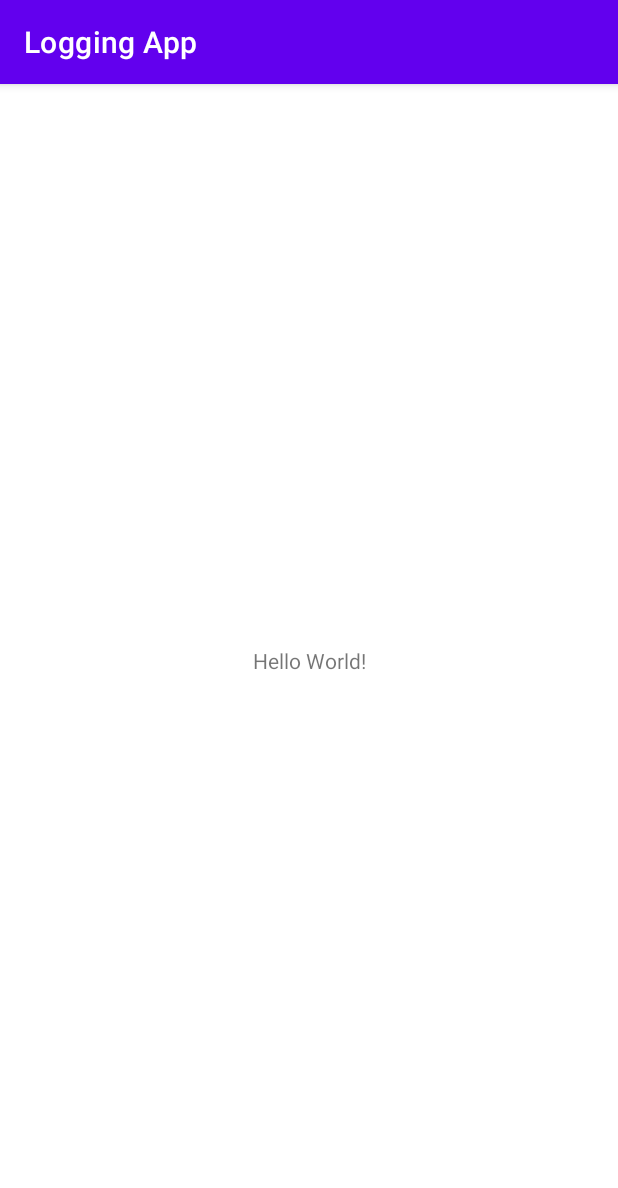
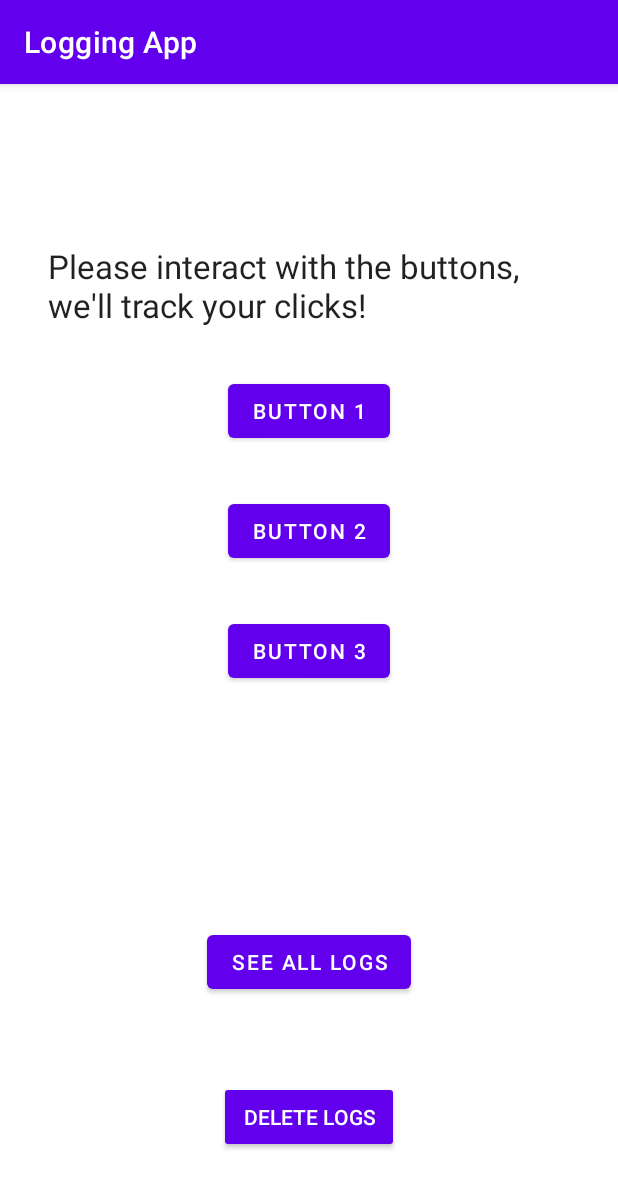
Before and after one commit to gandalgom/android-hilt, an Android app: the screen it shows after launch (MainActivity), on a phone screen of 412 x 824 dp. Shown: the top 1188 px of the screen. Run offline under Robolectric (Android 15) with nearby library versions, the phone set to English and light mode, and no system bars.

Commit message:
make UI screens and basic navigator

```diff
--- a/app/src/main/AndroidManifest.xml
+++ b/app/src/main/AndroidManifest.xml
@@ -3,6 +3,7 @@
     xmlns:tools="http://schemas.android.com/tools">
 
     <application
+        android:name=".LogApplication"
         android:allowBackup="true"
         android:dataExtractionRules="@xml/data_extraction_rules"
         android:fullBackupContent="@xml/backup_rules"
@@ -12,7 +13,7 @@
         android:theme="@style/Theme.HiltSample"
         tools:targetApi="31">
         <activity
-            android:name=".MainActivity"
+            android:name=".ui.MainActivity"
             android:exported="true">
             <intent-filter>
                 <action android:name="android.intent.action.MAIN" />
--- /dev/null
+++ b/app/src/main/java/com/gandalgom/sample/hilt/LogApplication.kt
@@ -0,0 +1,13 @@
+package com.gandalgom.sample.hilt
+
+import android.app.Application
+
+class LogApplication : Application() {
+
+    lateinit var serviceLocator: ServiceLocator
+
+    override fun onCreate() {
+        super.onCreate()
+        serviceLocator = ServiceLocator(applicationContext)
+    }
+}
--- /dev/null
+++ b/app/src/main/java/com/gandalgom/sample/hilt/ServiceLocator.kt
@@ -0,0 +1,13 @@
+package com.gandalgom.sample.hilt
+
+import android.content.Context
+import androidx.fragment.app.FragmentActivity
+import com.gandalgom.sample.hilt.navigator.AppNavigator
+import com.gandalgom.sample.hilt.navigator.AppNavigatorImpl
+
+class ServiceLocator(applicationContext: Context) {
+
+    fun provideNavigator(activity: FragmentActivity): AppNavigator {
+        return AppNavigatorImpl(activity)
+    }
+}
--- /dev/null
+++ b/app/src/main/java/com/gandalgom/sample/hilt/navigator/AppNavigator.kt
@@ -0,0 +1,5 @@
+package com.gandalgom.sample.hilt.navigator
+
+interface AppNavigator {
+    fun navigateTo(screen: Screens)
+}
--- /dev/null
+++ b/app/src/main/java/com/gandalgom/sample/hilt/navigator/AppNavigatorImpl.kt
@@ -0,0 +1,19 @@
+package com.gandalgom.sample.hilt.navigator
+
+import androidx.fragment.app.FragmentActivity
+import com.gandalgom.sample.hilt.ui.ButtonsFragment
+import com.gandalgom.sample.hilt.ui.LogsFragment
+import com.gandalgom.sample.hilt.R
+
+class AppNavigatorImpl(private val activity: FragmentActivity): AppNavigator {
+    override fun navigateTo(screen: Screens) {
+        val fragment = when (screen) {
+            Screens.BUTTONS -> ButtonsFragment()
+            Screens.LOGS -> LogsFragment()
+        }
+        activity.supportFragmentManager.beginTransaction()
+            .replace(R.id.main_container, fragment)
+            .addToBackStack(fragment::class.java.canonicalName)
+            .commit()
+    }
+}
--- /dev/null
+++ b/app/src/main/java/com/gandalgom/sample/hilt/navigator/Screens.kt
@@ -0,0 +1,6 @@
+package com.gandalgom.sample.hilt.navigator
+
+enum class Screens {
+    BUTTONS,
+    LOGS,
+}
--- /dev/null
+++ b/app/src/main/java/com/gandalgom/sample/hilt/ui/ButtonsFragment.kt
@@ -0,0 +1,20 @@
+package com.gandalgom.sample.hilt.ui
+
+import android.os.Bundle
+import androidx.fragment.app.Fragment
+import android.view.LayoutInflater
+import android.view.View
+import android.view.ViewGroup
+
+import com.gandalgom.sample.hilt.R
+
+class ButtonsFragment : Fragment() {
+
+    override fun onCreateView(
+        inflater: LayoutInflater, container: ViewGroup?,
+        savedInstanceState: Bundle?
+    ): View? {
+        // Inflate the layout for this fragment
+        return inflater.inflate(R.layout.fragment_buttons, container, false)
+    }
+}
--- /dev/null
+++ b/app/src/main/java/com/gandalgom/sample/hilt/ui/MainActivity.kt
@@ -0,0 +1,25 @@
+package com.gandalgom.sample.hilt.ui
+
+import androidx.appcompat.app.AppCompatActivity
+import android.os.Bundle
+
+import com.gandalgom.sample.hilt.LogApplication
+import com.gandalgom.sample.hilt.R
+import com.gandalgom.sample.hilt.navigator.AppNavigator
+import com.gandalgom.sample.hilt.navigator.Screens
+
+class MainActivity : AppCompatActivity() {
+
+    private lateinit var navigator: AppNavigator
+
+    override fun onCreate(savedInstanceState: Bundle?) {
+        super.onCreate(savedInstanceState)
+        setContentView(R.layout.activity_main)
+
+        navigator = (application as LogApplication).serviceLocator.provideNavigator(this)
+
+        if (savedInstanceState == null) {
+            navigator.navigateTo(Screens.BUTTONS)
+        }
+    }
+}
--- a/app/src/main/res/layout/activity_main.xml
+++ b/app/src/main/res/layout/activity_main.xml
@@ -1,18 +1,7 @@
 <?xml version="1.0" encoding="utf-8"?>
-<androidx.constraintlayout.widget.ConstraintLayout xmlns:android="http://schemas.android.com/apk/res/android"
-    xmlns:app="http://schemas.android.com/apk/res-auto"
+<FrameLayout xmlns:android="http://schemas.android.com/apk/res/android"
     xmlns:tools="http://schemas.android.com/tools"
+    android:id="@+id/main_container"
     android:layout_width="match_parent"
     android:layout_height="match_parent"
-    tools:context=".MainActivity">
-
-    <TextView
-        android:layout_width="wrap_content"
-        android:layout_height="wrap_content"
-        android:text="Hello World!"
-        app:layout_constraintBottom_toBottomOf="parent"
-        app:layout_constraintEnd_toEndOf="parent"
-        app:layout_constraintStart_toStartOf="parent"
-        app:layout_constraintTop_toTopOf="parent" />
-
-</androidx.constraintlayout.widget.ConstraintLayout>
+    tools:context=".ui.MainActivity" />
--- /dev/null
+++ b/app/src/main/res/layout/fragment_buttons.xml
@@ -0,0 +1,73 @@
+<?xml version="1.0" encoding="utf-8"?>
+<androidx.constraintlayout.widget.ConstraintLayout xmlns:android="http://schemas.android.com/apk/res/android"
+    xmlns:app="http://schemas.android.com/apk/res-auto"
+    xmlns:tools="http://schemas.android.com/tools"
+    android:layout_width="match_parent"
+    android:layout_height="match_parent"
+    tools:context=".ui.ButtonsFragment" >
+
+    <TextView
+        android:id="@+id/textView"
+        style="@style/TextAppearance.AppCompat.Large"
+        android:layout_width="0dp"
+        android:layout_height="wrap_content"
+        android:layout_marginStart="32dp"
+        android:layout_marginEnd="32dp"
+        android:text="@string/buttons_welcome"
+        app:layout_constraintBottom_toBottomOf="parent"
+        app:layout_constraintEnd_toEndOf="parent"
+        app:layout_constraintStart_toStartOf="parent"
+        app:layout_constraintTop_toTopOf="parent"
+        app:layout_constraintVertical_bias="0.15" />
+
+    <Button
+        android:id="@+id/button1"
+        android:layout_width="wrap_content"
+        android:layout_height="wrap_content"
+        android:layout_marginTop="32dp"
+        android:text="@string/button_1"
+        app:layout_constraintEnd_toEndOf="parent"
+        app:layout_constraintStart_toStartOf="parent"
+        app:layout_constraintTop_toBottomOf="@+id/textView" />
+
+    <Button
+        android:id="@+id/button2"
+        android:layout_width="wrap_content"
+        android:layout_height="wrap_content"
+        android:layout_marginTop="32dp"
+        android:text="@string/button_2"
+        app:layout_constraintEnd_toEndOf="parent"
+        app:layout_constraintStart_toStartOf="parent"
+        app:layout_constraintTop_toBottomOf="@+id/button1" />
+
+    <Button
+        android:id="@+id/button3"
+        android:layout_width="wrap_content"
+        android:layout_height="wrap_content"
+        android:layout_marginTop="32dp"
+        android:text="@string/button_3"
+        app:layout_constraintEnd_toEndOf="parent"
+        app:layout_constraintStart_toStartOf="parent"
+        app:layout_constraintTop_toBottomOf="@+id/button2" />
+
+    <Button
+        android:id="@+id/all_logs"
+        android:layout_width="wrap_content"
+        android:layout_height="wrap_content"
+        android:text="@string/see_all_logs"
+        app:layout_constraintBottom_toBottomOf="parent"
+        app:layout_constraintEnd_toEndOf="parent"
+        app:layout_constraintStart_toStartOf="parent"
+        app:layout_constraintTop_toBottomOf="@+id/button3" />
+
+    <Button
+        android:id="@+id/delete_logs"
+        style="@style/Widget.AppCompat.Button.Colored"
+        android:layout_width="wrap_content"
+        android:layout_height="wrap_content"
+        android:text="@string/delete_logs"
+        app:layout_constraintBottom_toBottomOf="parent"
+        app:layout_constraintEnd_toEndOf="parent"
+        app:layout_constraintStart_toStartOf="parent"
+        app:layout_constraintTop_toBottomOf="@+id/all_logs" />
+</androidx.constraintlayout.widget.ConstraintLayout>
--- a/app/src/main/res/values/strings.xml
+++ b/app/src/main/res/values/strings.xml
@@ -1,3 +1,9 @@
 <resources>
     <string name="app_name">Logging App</string>
+    <string name="buttons_welcome">Please interact with the buttons, we\'ll track your clicks!</string>
+    <string name="button_1">Button 1</string>
+    <string name="button_2">Button 2</string>
+    <string name="button_3">Button 3</string>
+    <string name="see_all_logs">SEE ALL LOGS</string>
+    <string name="delete_logs">Delete Logs</string>
 </resources>
--- a/build.gradle
+++ b/build.gradle
@@ -2,5 +2,5 @@
 plugins {
     id 'com.android.application' version '7.4.2' apply false
     id 'com.android.library' version '7.4.2' apply false
-    id 'org.jetbrains.kotlin.android' version '1.8.0' apply false
+    id 'org.jetbrains.kotlin.android' version '1.8.20' apply false
 }
```
Also changed, not shown: app/src/main/java/com/gandalgom/sample/hilt/MainActivity.kt (deleted, +0 -11 lines), app/src/main/java/com/gandalgom/sample/hilt/ui/LogsFragment.kt (added, +20 -0 lines), app/src/main/res/layout/fragment_logs.xml (added, +18 -0 lines), app/src/main/res/layout/text_row_item.xml (added, +22 -0 lines).
